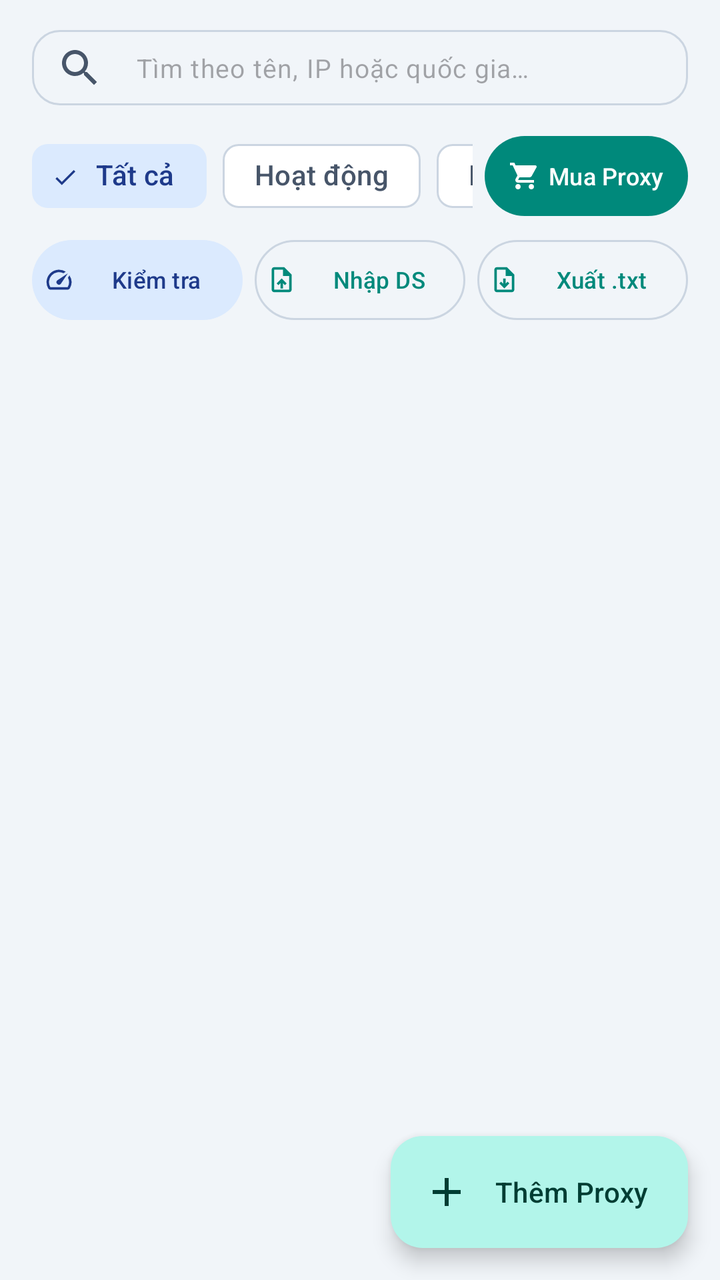
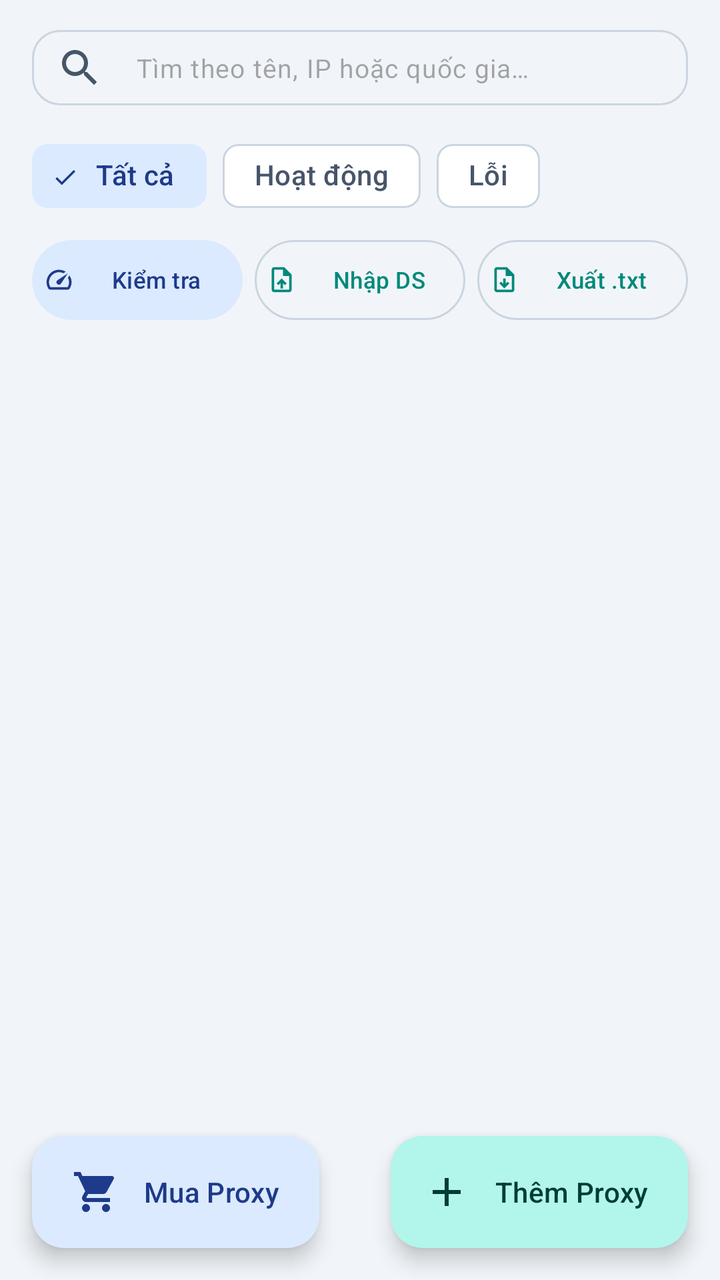

An Android layout rendered at two revisions. The XML below is the earlier revision; the diff shows what the commit changed to produce the second picture.
<!-- AndroidManifest.xml: application theme Theme.ProxyFlow -->
<!-- res/layout/fragment_proxy_list.xml -->
<?xml version="1.0" encoding="utf-8"?>
<androidx.coordinatorlayout.widget.CoordinatorLayout xmlns:android="http://schemas.android.com/apk/res/android"
    xmlns:app="http://schemas.android.com/apk/res-auto"
    android:layout_width="match_parent"
    android:layout_height="match_parent">

    <LinearLayout
        android:layout_width="match_parent"
        android:layout_height="match_parent"
        android:orientation="vertical"
        android:paddingHorizontal="@dimen/screen_padding_horizontal"
        android:paddingTop="10dp">

        
        <com.google.android.material.textfield.TextInputLayout
            style="@style/Widget.Material3.TextInputLayout.OutlinedBox.Dense"
            android:layout_width="match_parent"
            android:layout_height="wrap_content"
            app:boxCornerRadiusBottomEnd="14dp"
            app:boxCornerRadiusBottomStart="14dp"
            app:boxCornerRadiusTopEnd="14dp"
            app:boxCornerRadiusTopStart="14dp"
            app:endIconMode="clear_text"
            app:hintEnabled="false"
            app:startIconDrawable="@drawable/ic_search">

            <com.google.android.material.textfield.TextInputEditText
                android:id="@+id/et_search_proxy"
                android:layout_width="match_parent"
                android:layout_height="wrap_content"
                android:hint="@string/hint_search_proxy"
                android:imeOptions="actionSearch"
                android:inputType="text"
                android:maxLines="1"
                android:paddingVertical="10dp"
                android:textSize="13sp" />
        </com.google.android.material.textfield.TextInputLayout>

        
        <LinearLayout
            android:layout_width="match_parent"
            android:layout_height="wrap_content"
            android:layout_marginTop="6dp"
            android:gravity="center_vertical"
            android:orientation="horizontal">

            <HorizontalScrollView
                android:layout_width="0dp"
                android:layout_height="wrap_content"
                android:layout_weight="1"
                android:scrollbars="none">

                <com.google.android.material.chip.ChipGroup
                    android:id="@+id/chip_group_filter"
                    android:layout_width="wrap_content"
                    android:layout_height="wrap_content"
                    app:selectionRequired="true"
                    app:singleLine="true"
                    app:singleSelection="true">

                    <com.google.android.material.chip.Chip
                        android:id="@+id/chip_filter_all"
                        style="@style/Widget.Material3.Chip.Filter"
                        android:layout_width="wrap_content"
                        android:layout_height="wrap_content"
                        android:checked="true"
                        android:text="@string/filter_all" />

                    <com.google.android.material.chip.Chip
                        android:id="@+id/chip_filter_online"
                        style="@style/Widget.Material3.Chip.Filter"
                        android:layout_width="wrap_content"
                        android:layout_height="wrap_content"
                        android:text="@string/filter_online" />

                    <com.google.android.material.chip.Chip
                        android:id="@+id/chip_filter_error"
                        style="@style/Widget.Material3.Chip.Filter"
                        android:layout_width="wrap_content"
                        android:layout_height="wrap_content"
                        android:text="@string/filter_error" />
                </com.google.android.material.chip.ChipGroup>
            </HorizontalScrollView>

            <com.google.android.material.button.MaterialButton
                android:id="@+id/btn_buy_proxy"
                style="@style/Widget.Material3.Button"
                android:layout_width="wrap_content"
                android:layout_height="48dp"
                android:layout_marginStart="6dp"
                android:ellipsize="end"
                android:insetTop="4dp"
                android:insetBottom="4dp"
                android:maxLines="1"
                android:minWidth="0dp"
                android:paddingHorizontal="12dp"
                android:text="@string/action_buy_proxy"
                android:textSize="12sp"
                app:cornerRadius="20dp"
                app:icon="@drawable/ic_shop"
                app:iconPadding="4dp"
                app:iconSize="16dp" />
        </LinearLayout>

        
        <LinearLayout
            android:layout_width="match_parent"
            android:layout_height="wrap_content"
            android:layout_marginTop="4dp"
            android:baselineAligned="false"
            android:orientation="horizontal">

            <com.google.android.material.button.MaterialButton
                android:id="@+id/btn_test_all"
                style="@style/Widget.Material3.Button.TonalButton"
                android:layout_width="0dp"
                android:layout_height="48dp"
                android:layout_marginEnd="6dp"
                android:layout_weight="1"
                android:ellipsize="end"
                android:maxLines="1"
                android:minWidth="0dp"
                android:paddingHorizontal="6dp"
                android:text="@string/action_test_all"
                android:textSize="11.5sp"
                app:icon="@drawable/ic_speed"
                app:iconPadding="4dp"
                app:iconSize="15dp" />

            <com.google.android.material.button.MaterialButton
                android:id="@+id/btn_import_bulk"
                style="@style/Widget.Material3.Button.OutlinedButton"
                android:layout_width="0dp"
                android:layout_height="48dp"
                android:layout_marginEnd="6dp"
                android:layout_weight="1"
                android:ellipsize="end"
                android:maxLines="1"
                android:minWidth="0dp"
                android:paddingHorizontal="6dp"
                android:text="@string/action_import_bulk"
                android:textSize="11.5sp"
                app:icon="@drawable/ic_import"
                app:iconPadding="4dp"
                app:iconSize="15dp" />

            <com.google.android.material.button.MaterialButton
                android:id="@+id/btn_export_all"
                style="@style/Widget.Material3.Button.OutlinedButton"
                android:layout_width="0dp"
                android:layout_height="48dp"
                android:layout_weight="1"
                android:ellipsize="end"
                android:maxLines="1"
                android:minWidth="0dp"
                android:paddingHorizontal="6dp"
                android:text="@string/action_export_all"
                android:textSize="11.5sp"
                app:icon="@drawable/ic_export"
                app:iconPadding="4dp"
                app:iconSize="15dp" />
        </LinearLayout>

        <com.google.android.material.progressindicator.LinearProgressIndicator
            android:id="@+id/progress_batch_test"
            android:layout_width="match_parent"
            android:layout_height="wrap_content"
            android:layout_marginTop="6dp"
            android:indeterminate="true"
            android:visibility="gone" />

        <com.google.android.material.card.MaterialCardView
            android:id="@+id/card_batch_test_summary"
            android:layout_width="match_parent"
            android:layout_height="wrap_content"
            android:layout_marginTop="6dp"
            android:visibility="gone"
            app:cardBackgroundColor="@color/md_theme_surface"
            app:cardCornerRadius="12dp"
            app:cardElevation="0dp"
            app:strokeColor="@color/md_theme_outline"
            app:strokeWidth="1dp">

            <TextView
                android:id="@+id/tv_batch_test_summary"
                android:layout_width="match_parent"
                android:layout_height="wrap_content"
                android:paddingHorizontal="12dp"
                android:paddingVertical="8dp"
                android:textColor="@color/md_theme_onSurface"
                android:textSize="12.5sp"
                android:textStyle="bold" />
        </com.google.android.material.card.MaterialCardView>

        
        <androidx.recyclerview.widget.RecyclerView
            android:id="@+id/recycler_proxies"
            android:layout_width="match_parent"
            android:layout_height="0dp"
            android:layout_marginTop="8dp"
            android:layout_weight="1"
            android:clipToPadding="false"
            android:paddingBottom="88dp" />

        
        <LinearLayout
            android:id="@+id/layout_empty_proxies"
            android:layout_width="match_parent"
            android:layout_height="0dp"
            android:layout_weight="1"
            android:gravity="center"
            android:orientation="vertical"
            android:padding="24dp"
            android:visibility="gone">

            <com.google.android.material.card.MaterialCardView
                android:layout_width="220dp"
                android:layout_height="165dp"
                app:cardCornerRadius="20dp"
                app:cardElevation="0dp"
                app:strokeWidth="0dp">

                <ImageView
                    android:layout_width="match_parent"
                    android:layout_height="match_parent"
                    android:contentDescription="@string/empty_proxy_title"
                    android:scaleType="centerCrop"
                    android:src="@drawable/img_empty_proxy" />
            </com.google.android.material.card.MaterialCardView>

            <TextView
                android:layout_width="wrap_content"
                android:layout_height="wrap_content"
                android:layout_marginTop="16dp"
                android:text="@string/empty_proxy_title"
                android:textColor="@color/md_theme_onSurface"
                android:textSize="18sp"
                android:textStyle="bold" />

            <TextView
                android:layout_width="match_parent"
                android:layout_height="wrap_content"
                android:layout_marginTop="6dp"
                android:gravity="center"
                android:text="@string/empty_proxy_subtitle"
                android:textColor="@color/md_theme_onSurfaceVariant"
                android:textSize="14sp" />
        </LinearLayout>
    </LinearLayout>

    <com.google.android.material.floatingactionbutton.ExtendedFloatingActionButton
        android:id="@+id/fab_add_proxy"
        android:layout_width="wrap_content"
        android:layout_height="wrap_content"
        android:layout_gravity="bottom|end"
        android:layout_margin="16dp"
        android:contentDescription="@string/action_add_proxy"
        android:text="@string/action_add_proxy"
        app:icon="@drawable/ic_add" />

</androidx.coordinatorlayout.widget.CoordinatorLayout>
<!-- resources referenced by this layout -->
<resources>
  <color name="md_theme_onSurface">#0F172A</color>
  <color name="md_theme_onSurfaceVariant">#475569</color>
  <color name="md_theme_outline">#CBD5E1</color>
  <color name="md_theme_surface">#FFFFFF</color>
  <dimen name="screen_padding_horizontal">12dp</dimen>
  <!-- drawable ic_add (drawable) -->
  <?xml version="1.0" encoding="utf-8"?>
  <vector xmlns:android="http://schemas.android.com/apk/res/android"
      android:width="24dp"
      android:height="24dp"
      android:viewportWidth="24"
      android:viewportHeight="24"
      android:tint="?attr/colorControlNormal">
      <path
          android:fillColor="@android:color/white"
          android:pathData="M19,13h-6v6h-2v-6H5v-2h6V5h2v6h6v2z" />
  </vector>
  <!-- drawable ic_export (drawable) -->
  <?xml version="1.0" encoding="utf-8"?>
  <vector xmlns:android="http://schemas.android.com/apk/res/android"
      android:width="24dp"
      android:height="24dp"
      android:viewportWidth="24"
      android:viewportHeight="24"
      android:tint="?attr/colorControlNormal">
      <path
          android:fillColor="@android:color/white"
          android:pathData="M14,2H6c-1.1,0 -1.99,0.9 -1.99,2L4,20c0,1.1 0.89,2 1.99,2H18c1.1,0 2,-0.9 2,-2V8l-6,-6zM18,20H6V4h7v5h5v11zM16,15.01l-1.41,-1.41L13,15.16V11h-2v4.16l-1.59,-1.59L8,15.01 12.01,19 16,15.01z" />
  </vector>
  <!-- drawable ic_import (drawable) -->
  <?xml version="1.0" encoding="utf-8"?>
  <vector xmlns:android="http://schemas.android.com/apk/res/android"
      android:width="24dp"
      android:height="24dp"
      android:viewportWidth="24"
      android:viewportHeight="24"
      android:tint="?attr/colorControlNormal">
      <path
          android:fillColor="@android:color/white"
          android:pathData="M14,2H6c-1.1,0 -1.99,0.9 -1.99,2L4,20c0,1.1 0.89,2 1.99,2H18c1.1,0 2,-0.9 2,-2V8l-6,-6zM18,20H6V4h7v5h5v11zM8,15.01l1.41,1.41L11,14.84V19h2v-4.16l1.59,1.59L16,15.01 12.01,11 8,15.01z" />
  </vector>
  <!-- drawable ic_speed (drawable) -->
  <?xml version="1.0" encoding="utf-8"?>
  <vector xmlns:android="http://schemas.android.com/apk/res/android"
      android:width="24dp"
      android:height="24dp"
      android:viewportWidth="24"
      android:viewportHeight="24"
      android:tint="?attr/colorControlNormal">
      <path
          android:fillColor="@android:color/white"
          android:pathData="M20.38,8.57l-1.23,1.85a8,8 0 0,1 -0.22,7.58H5.07A8,8 0 0,1 15.58,6.85l1.85,-1.23A10,10 0 0,0 3.35,19a2,2 0 0,0 1.72,1h13.85a2,2 0 0,0 1.74,-1 10,10 0 0,0 -0.27,-10.44zM10.59,15.41a2,2 0 0,0 2.83,0l5.66,-8.49 -8.49,5.66a2,2 0 0,0 0,2.83z" />
  </vector>
  <string name="action_add_proxy">Thêm Proxy</string>
  <string name="action_buy_proxy">Mua Proxy</string>
  <string name="action_export_all">Xuất .txt</string>
  <string name="action_import_bulk">Nhập DS</string>
  <string name="action_test_all">Kiểm tra</string>
  <string name="empty_proxy_subtitle">Thêm Proxy HTTP (host, port, user, pass) hoặc nhập hàng loạt để lưu trữ và tự chọn kết nối cố định.</string>
  <string name="empty_proxy_title">Danh sách Proxy đang trống</string>
  <string name="filter_all">Tất cả</string>
  <string name="filter_error">Lỗi</string>
  <string name="filter_online">Hoạt động</string>
  <string name="hint_search_proxy">Tìm theo tên, IP hoặc quốc gia…</string>
  <color name="md_theme_primary">#00897B</color>
  <color name="md_theme_onPrimary">#FFFFFF</color>
  <color name="md_theme_primaryContainer">#B2F5EA</color>
  <color name="md_theme_onPrimaryContainer">#003D33</color>
  <color name="md_theme_secondary">#2563EB</color>
  <color name="md_theme_onSecondary">#FFFFFF</color>
  <color name="md_theme_secondaryContainer">#DBEAFE</color>
  <color name="md_theme_onSecondaryContainer">#1E3A8A</color>
  <color name="md_theme_background">#F1F5F9</color>
  <color name="md_theme_surfaceVariant">#E2E8F0</color>
  <color name="md_theme_surfaceContainer">#FFFFFF</color>
  <color name="md_theme_surfaceContainerHigh">#F8FAFC</color>
  <!-- unchanged entries left out for length: 4 -->
</resources>

<!-- the commit's change to res/layout/fragment_proxy_list.xml (unified diff, before → after) -->
@@ -37,70 +37,43 @@
         </com.google.android.material.textfield.TextInputLayout>
 
         
-        <LinearLayout
+        <HorizontalScrollView
             android:layout_width="match_parent"
             android:layout_height="wrap_content"
             android:layout_marginTop="6dp"
-            android:gravity="center_vertical"
-            android:orientation="horizontal">
-
-            <HorizontalScrollView
-                android:layout_width="0dp"
-                android:layout_height="wrap_content"
-                android:layout_weight="1"
-                android:scrollbars="none">
-
-                <com.google.android.material.chip.ChipGroup
-                    android:id="@+id/chip_group_filter"
+            android:scrollbars="none">
+
+            <com.google.android.material.chip.ChipGroup
+                android:id="@+id/chip_group_filter"
+                android:layout_width="wrap_content"
+                android:layout_height="wrap_content"
+                app:selectionRequired="true"
+                app:singleLine="true"
+                app:singleSelection="true">
+
+                <com.google.android.material.chip.Chip
+                    android:id="@+id/chip_filter_all"
+                    style="@style/Widget.Material3.Chip.Filter"
                     android:layout_width="wrap_content"
                     android:layout_height="wrap_content"
-                    app:selectionRequired="true"
-                    app:singleLine="true"
-                    app:singleSelection="true">
-
-                    <com.google.android.material.chip.Chip
-                        android:id="@+id/chip_filter_all"
-                        style="@style/Widget.Material3.Chip.Filter"
-                        android:layout_width="wrap_content"
-                        android:layout_height="wrap_content"
-                        android:checked="true"
-                        android:text="@string/filter_all" />
-
-                    <com.google.android.material.chip.Chip
-                        android:id="@+id/chip_filter_online"
-                        style="@style/Widget.Material3.Chip.Filter"
-                        android:layout_width="wrap_content"
-                        android:layout_height="wrap_content"
-                        android:text="@string/filter_online" />
-
-                    <com.google.android.material.chip.Chip
-                        android:id="@+id/chip_filter_error"
-                        style="@style/Widget.Material3.Chip.Filter"
-                        android:layout_width="wrap_content"
-                        android:layout_height="wrap_content"
-                        android:text="@string/filter_error" />
-                </com.google.android.material.chip.ChipGroup>
-            </HorizontalScrollView>
-
-            <com.google.android.material.button.MaterialButton
-                android:id="@+id/btn_buy_proxy"
-                style="@style/Widget.Material3.Button"
-                android:layout_width="wrap_content"
-                android:layout_height="48dp"
-                android:layout_marginStart="6dp"
-                android:ellipsize="end"
-                android:insetTop="4dp"
-                android:insetBottom="4dp"
-                android:maxLines="1"
-                android:minWidth="0dp"
-                android:paddingHorizontal="12dp"
-                android:text="@string/action_buy_proxy"
-                android:textSize="12sp"
-                app:cornerRadius="20dp"
-                app:icon="@drawable/ic_shop"
-                app:iconPadding="4dp"
-                app:iconSize="16dp" />
-        </LinearLayout>
+                    android:checked="true"
+                    android:text="@string/filter_all" />
+
+                <com.google.android.material.chip.Chip
+                    android:id="@+id/chip_filter_online"
+                    style="@style/Widget.Material3.Chip.Filter"
+                    android:layout_width="wrap_content"
+                    android:layout_height="wrap_content"
+                    android:text="@string/filter_online" />
+
+                <com.google.android.material.chip.Chip
+                    android:id="@+id/chip_filter_error"
+                    style="@style/Widget.Material3.Chip.Filter"
+                    android:layout_width="wrap_content"
+                    android:layout_height="wrap_content"
+                    android:text="@string/filter_error" />
+            </com.google.android.material.chip.ChipGroup>
+        </HorizontalScrollView>
 
         
         <LinearLayout
@@ -248,14 +221,42 @@
         </LinearLayout>
     </LinearLayout>
 
-    <com.google.android.material.floatingactionbutton.ExtendedFloatingActionButton
-        android:id="@+id/fab_add_proxy"
-        android:layout_width="wrap_content"
+    <LinearLayout
+        android:id="@+id/layout_bottom_proxy_actions"
+        android:layout_width="match_parent"
         android:layout_height="wrap_content"
-        android:layout_gravity="bottom|end"
-        android:layout_margin="16dp"
-        android:contentDescription="@string/action_add_proxy"
-        android:text="@string/action_add_proxy"
-        app:icon="@drawable/ic_add" />
+        android:layout_gravity="bottom"
+        android:clipChildren="false"
+        android:clipToPadding="false"
+        android:gravity="center_vertical"
+        android:orientation="horizontal"
+        android:padding="16dp">
+
+        <com.google.android.material.floatingactionbutton.ExtendedFloatingActionButton
+            android:id="@+id/btn_buy_proxy"
+            style="@style/Widget.Material3.ExtendedFloatingActionButton.Secondary"
+            android:layout_width="wrap_content"
+            android:layout_height="wrap_content"
+            android:layout_marginEnd="12dp"
+            android:contentDescription="@string/action_buy_proxy"
+            android:text="@string/action_buy_proxy"
+            android:textColor="@color/md_theme_onSecondaryContainer"
+            app:backgroundTint="@color/md_theme_secondaryContainer"
+            app:icon="@drawable/ic_shop"
+            app:iconTint="@color/md_theme_onSecondaryContainer" />
+
+        <Space
+            android:layout_width="0dp"
+            android:layout_height="0dp"
+            android:layout_weight="1" />
+
+        <com.google.android.material.floatingactionbutton.ExtendedFloatingActionButton
+            android:id="@+id/fab_add_proxy"
+            android:layout_width="wrap_content"
+            android:layout_height="wrap_content"
+            android:contentDescription="@string/action_add_proxy"
+            android:text="@string/action_add_proxy"
+            app:icon="@drawable/ic_add" />
+    </LinearLayout>
 
 </androidx.coordinatorlayout.widget.CoordinatorLayout>
